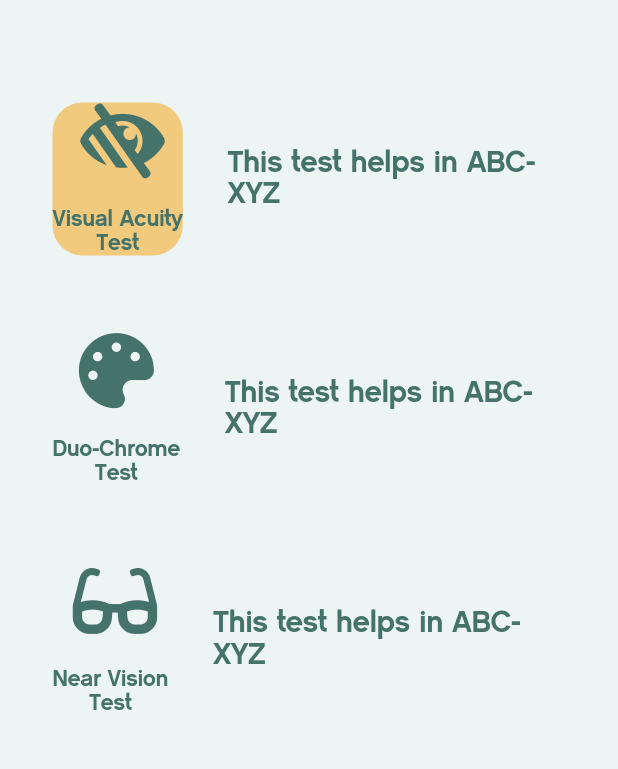
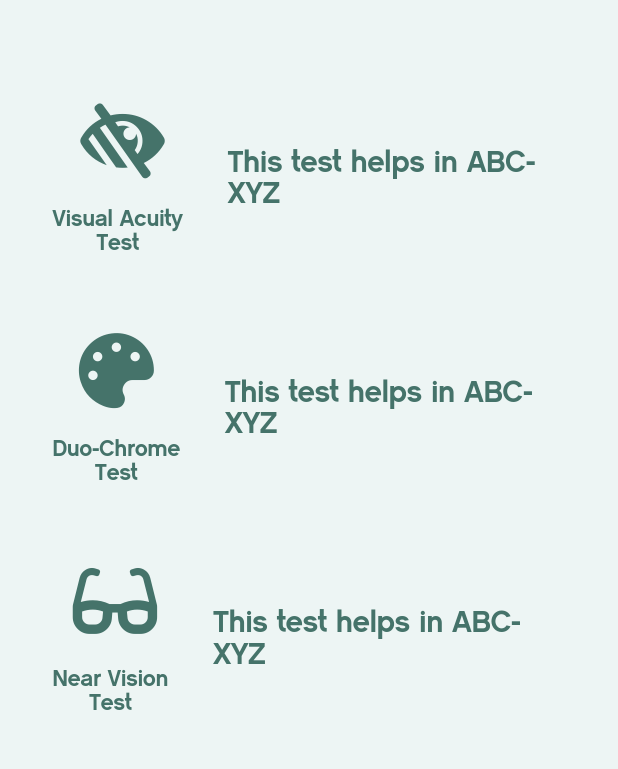
Before and after one commit to ihassanjavaid/Eye-Diagnostic-System, a Flutter app: the VisionTestingMain screen opened by its route, on a phone screen of 412 x 824 dp, the part 260-1029 px from its top. Run offline on Flutter 3.47's test engine with Material 2 defaults, Android fonts, the phone set to English and light mode, and no system bars; drawn by our look-alikes of auto_size_text; our stand-ins replace avatar_glow, bubble, camera, cloud_firestore, connectivity, dio and 16 more; missing offline and left inert: flare_splash_screen, flutter_dialogflow; accounts and stored records are empty; project files that could hold a hidden picture were left out.

Commit message:
touchups
Co-Authored-By: Mahnoor Fatima Saad <45865489+mfc2496@users.noreply.github.com>

```diff
--- a/lib/screens/vision_testing_screens/vision_testing_main.dart
+++ b/lib/screens/vision_testing_screens/vision_testing_main.dart
@@ -115,10 +115,10 @@ class _VisionTestingMainState extends State<VisionTestingMain> {
                     Row(
                       children: [
                         Container(
-                          decoration: BoxDecoration(
-                            borderRadius: BorderRadius.all(Radius.circular(20)),
-                            color: kLightAmberColor
-                          ),
+                          // decoration: BoxDecoration(
+                          //   borderRadius: BorderRadius.all(Radius.circular(20)),
+                          //   color: kLightAmberColor
+                          // ),
                           child: Column(
                             children: [
                               GestureDetector(
--- a/lib/widgets/alert_widget.dart
+++ b/lib/widgets/alert_widget.dart
@@ -1,5 +1,6 @@
 import 'package:eye_diagnostic_system/models/provider_data.dart';
 import 'package:eye_diagnostic_system/screens/diagnosis_screens/image_picker_screen.dart';
+import 'package:eye_diagnostic_system/screens/reminder_screens/reminder_main_screen.dart';
 import 'package:eye_diagnostic_system/services/firestore_reminder_services.dart';
 import 'package:eye_diagnostic_system/services/screen_arguments.dart';
 import 'package:eye_diagnostic_system/utilities/constants.dart';
@@ -72,6 +73,11 @@ class AlertWidget{
               print(e);
             }
             Navigator.pop(context);
+
+            // Pop context once and re-build the reminder screen to refresh reminders
+            Navigator.pop(context);
+            Navigator.pushNamed(context, ReminderMain.id);
+
             Provider.of<ProviderData>(context, listen: false).updateModelString('');
           },
           width: 80,
--- a/lib/widgets/answer_dialog_box.dart
+++ b/lib/widgets/answer_dialog_box.dart
@@ -1,4 +1,5 @@
 import 'package:eye_diagnostic_system/models/provider_data.dart';
+import 'package:eye_diagnostic_system/screens/community_screens/forum_detail_screen.dart';
 import 'package:eye_diagnostic_system/services/auth_service.dart';
 import 'package:eye_diagnostic_system/services/firestore_answer_services.dart';
 import 'package:eye_diagnostic_system/utilities/constants.dart';
@@ -119,6 +120,10 @@ class AnswerDialog {
                         }
                         messageTextController.clear();
                         Navigator.pop(context);
+
+                        // Pop context once and re-build the screen to refresh
+                        Navigator.pop(context);
+                        Navigator.pushNamed(context, ForumDetails.id);
                       },
                       color: kTealColor,
                       focusColor: kAmberColor,
```
Also changed, not shown: lib/screens/diagnosis_screens/reporting_screen.dart (+7 -1 lines), lib/widgets/reminder_dialog_box.dart (+9 -0 lines).
